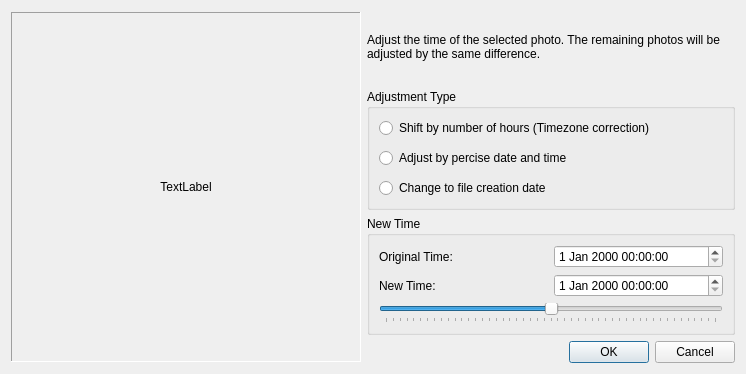
First picture: the form in timeadjustdialog.ui, repository jaapgeurts/photostage, before the edit.
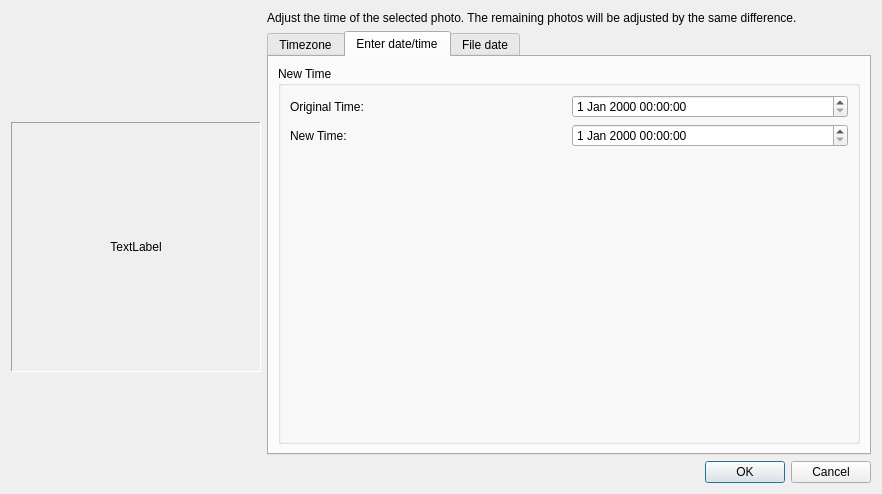
Second picture: the form after the edit. The open tabs and pages were chosen to show the change. Custom widgets are drawn as their Qt base class.

Commit message: Timezone Dialog, now shows country borders correctly

What changed in the file:
```diff
--- a/timeadjustdialog.ui
+++ b/timeadjustdialog.ui
@@ -6,8 +6,8 @@
    <rect>
     <x>0</x>
     <y>0</y>
-    <width>746</width>
-    <height>374</height>
+    <width>882</width>
+    <height>494</height>
    </rect>
   </property>
   <property name="windowTitle">
@@ -24,14 +24,8 @@
      </property>
      <property name="minimumSize">
       <size>
-       <width>350</width>
-       <height>350</height>
-      </size>
-     </property>
-     <property name="maximumSize">
-      <size>
-       <width>350</width>
-       <height>350</height>
+       <width>250</width>
+       <height>250</height>
       </size>
      </property>
      <property name="frameShape">
@@ -42,7 +36,13 @@
      </property>
      <layout class="QVBoxLayout" name="verticalLayout_3">
       <item>
-       <widget class="QLabel" name="label_4">
+       <widget class="QLabel" name="lblPhoto">
+        <property name="sizePolicy">
+         <sizepolicy hsizetype="Ignored" vsizetype="Ignored">
+          <horstretch>0</horstretch>
+          <verstretch>0</verstretch>
+         </sizepolicy>
+        </property>
         <property name="text">
          <string>TextLabel</string>
         </property>
@@ -89,38 +89,25 @@
        </widget>
       </item>
       <item>
-       <widget class="QGroupBox" name="groupBox">
-        <property name="title">
-         <string>Adjustment Type</string>
+       <widget class="QTabWidget" name="tabWidget">
+        <property name="currentIndex">
+         <number>0</number>
         </property>
+        <widget class="QWidget" name="tabTimeZone">
+         <attribute name="title">
+          <string>Timezone</string>
+         </attribute>
+         <layout class="QVBoxLayout" name="verticalLayout_4">
+          <item>
+           <widget class="Widgets::TimezonePicker" name="tzPicker" native="true"/>
+          </item>
+         </layout>
+        </widget>
+        <widget class="QWidget" name="tabExact">
+         <attribute name="title">
+          <string>Enter date/time</string>
+         </attribute>
         <layout class="QVBoxLayout" name="verticalLayout">
-         <property name="spacing">
-          <number>10</number>
-         </property>
-         <item>
-          <widget class="QRadioButton" name="radioButton">
-           <property name="text">
-            <string>Shift by number of hours (Timezone correction)</string>
-           </property>
-          </widget>
-         </item>
-         <item>
-          <widget class="QRadioButton" name="radioButton_2">
-           <property name="text">
-            <string>Adjust by percise date and time</string>
-           </property>
-          </widget>
-         </item>
-         <item>
-          <widget class="QRadioButton" name="radioButton_3">
-           <property name="text">
-            <string>Change to file creation date</string>
-           </property>
-          </widget>
-         </item>
-        </layout>
-       </widget>
-      </item>
       <item>
        <widget class="QGroupBox" name="groupBox_2">
         <property name="title">
@@ -147,29 +134,29 @@
          <item row="1" column="1">
           <widget class="QDateTimeEdit" name="dateTimeEdit_2"/>
          </item>
-         <item row="2" column="0" colspan="2">
-          <widget class="QSlider" name="horizontalSlider">
-           <property name="minimum">
-            <number>-24</number>
-           </property>
-           <property name="maximum">
-            <number>24</number>
-           </property>
-           <property name="pageStep">
-            <number>3</number>
-           </property>
+             <item row="2" column="0">
+              <spacer name="verticalSpacer">
            <property name="orientation">
-            <enum>Qt::Horizontal</enum>
-           </property>
-           <property name="tickPosition">
-            <enum>QSlider::TicksBelow</enum>
-           </property>
-           <property name="tickInterval">
-            <number>1</number>
-           </property>
+                <enum>Qt::Vertical</enum>
+               </property>
+               <property name="sizeHint" stdset="0">
+                <size>
+                 <width>20</width>
+                 <height>40</height>
+                </size>
+               </property>
+              </spacer>
+             </item>
+            </layout>
           </widget>
          </item>
         </layout>
+        </widget>
+        <widget class="QWidget" name="tabFileDate">
+         <attribute name="title">
+          <string>File date</string>
+         </attribute>
+        </widget>
        </widget>
       </item>
       <item>
@@ -192,6 +179,14 @@
    </item>
   </layout>
  </widget>
+ <customwidgets>
+  <customwidget>
+   <class>Widgets::TimezonePicker</class>
+   <extends>QWidget</extends>
+   <header>widgets/timezonepicker.h</header>
+   <container>1</container>
+  </customwidget>
+ </customwidgets>
  <resources/>
  <connections>
   <connection>
```
Left out of the diff: 23 changed lines with no effect on the pictures. Lines whose indentation alone changed are shown as unchanged. The commit also changes 19 other files.
